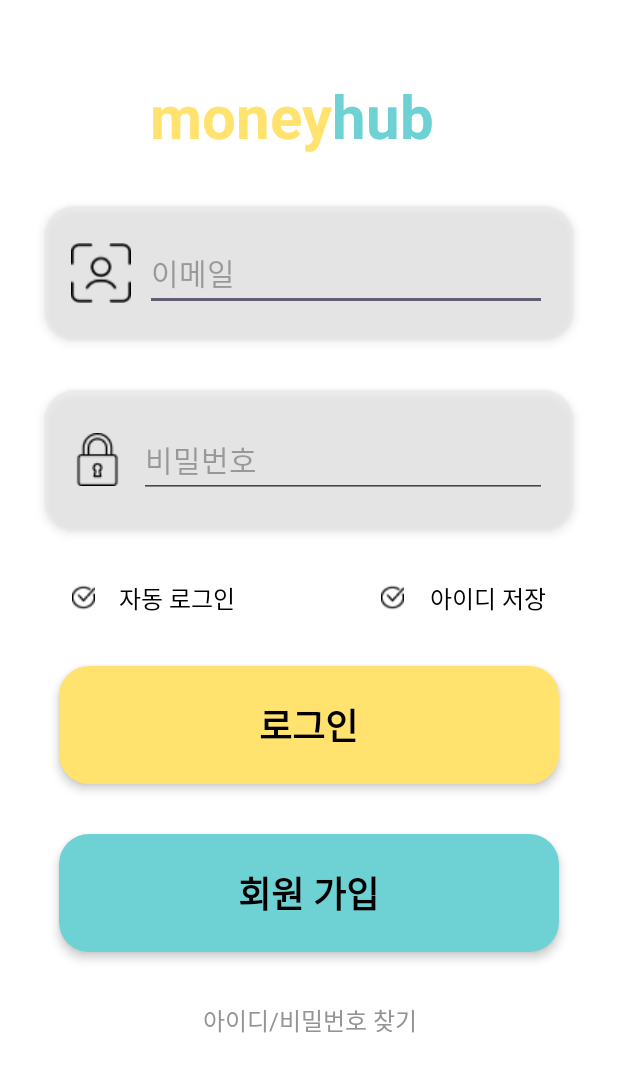
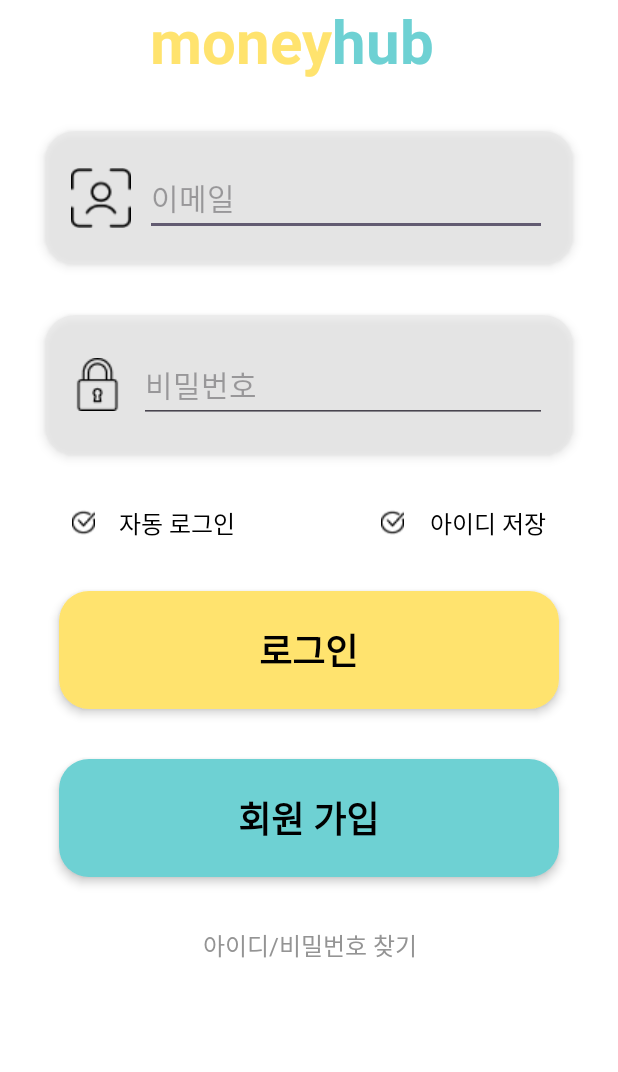
Before and after one commit to jihwannnn/moneyhub, an Android app: the layout login.xml on its own in the app's theme, with its tools: preview values and no code run, on a phone screen of 412 x 824 dp. Shown: the top 1072 px of the screen. Run offline under Robolectric (Android 15) with nearby library versions, the phone set to English and light mode, and no system bars.

Commit message:
필요없는 거 삭제

```diff
--- a/app/src/main/res/layout/login.xml
+++ b/app/src/main/res/layout/login.xml
@@ -7,15 +7,6 @@
     android:layout_width="match_parent"
     android:layout_height="match_parent">
 
-    <ScrollView
-        android:id="@+id/rw2ppoifgiy"
-        android:layout_width="match_parent"
-        android:layout_height="0dp"
-        android:layout_weight="1"
-        android:background="#FFFFFF"
-        android:clipToPadding="false"
-        android:paddingTop="50dp"
-        >
 
         <LinearLayout
             android:layout_width="match_parent"
@@ -254,5 +245,5 @@
                 android:textColor="#949494"
                 android:textSize="16sp" />
         </LinearLayout>
-    </ScrollView>
+
 </LinearLayout>
--- /dev/null
+++ b/app/src/main/res/layout/signup.xml
@@ -0,0 +1,6 @@
+<?xml version="1.0" encoding="utf-8"?>
+<androidx.constraintlayout.widget.ConstraintLayout xmlns:android="http://schemas.android.com/apk/res/android"
+    android:layout_width="match_parent"
+    android:layout_height="match_parent">
+
+</androidx.constraintlayout.widget.ConstraintLayout>
```
Also changed, not shown: app/src/main/res/layout/create_room.xml (+5 -3 lines).
